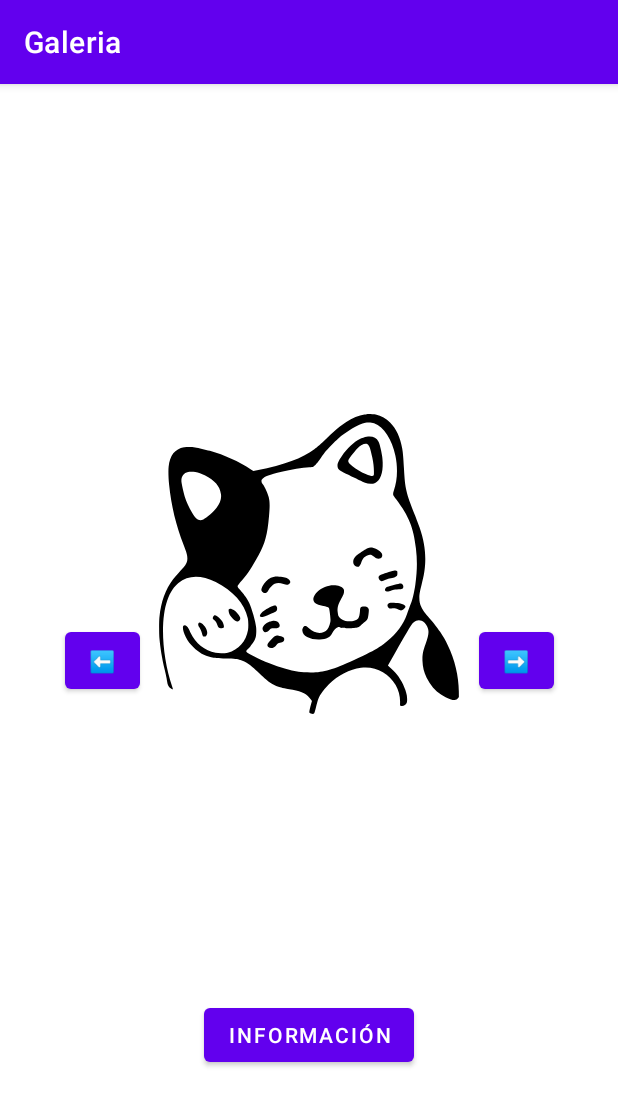
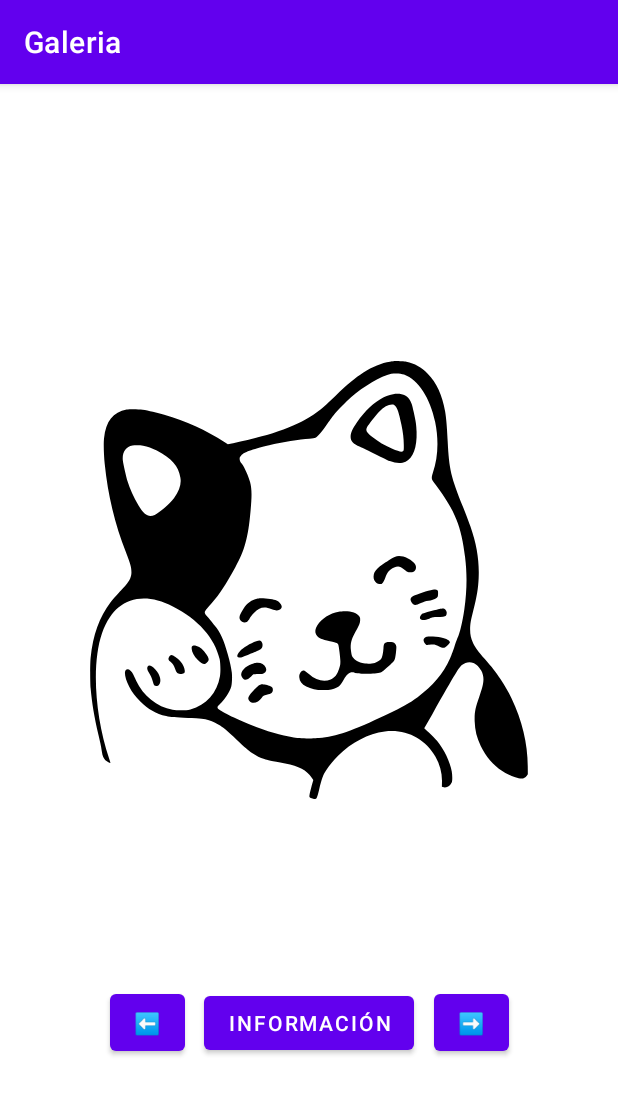
Before and after one commit to proberto666/Activities-P01, an Android app: the screen it shows after launch (MainActivity), after a tap on "⬅️", on a phone screen of 412 x 824 dp. Shown: the top 1106 px of the screen. Run offline under Robolectric (Android 15) with nearby library versions, the phone set to English and light mode, and no system bars; 1 statement that could not run was skipped.

Commit message:
Edición activity main

```diff
--- a/app/src/main/java/com/example/galeria/MainActivity.kt
+++ b/app/src/main/java/com/example/galeria/MainActivity.kt
@@ -1,70 +1,63 @@
 package com.example.galeria
 
+import android.content.Context
 import android.content.Intent
+import android.content.SharedPreferences
 import androidx.appcompat.app.AppCompatActivity
+import androidx.fragment.app.Fragment
 import android.os.Bundle
 import android.widget.Button
 import android.widget.ImageView
+import com.squareup.moshi.Moshi
+import com.squareup.moshi.addAdapter
+import java.lang.Exception
 
 class MainActivity : AppCompatActivity() {
 
+    private val PREF = "MY_PREFERENCES"
+    private val USR_FAV = "USR_FAVS"
+    private lateinit var preferences: SharedPreferences
     private lateinit var detalles: Array<Detalles>
+    private val moshi = Moshi.Builder().build()
+
 
     override fun onCreate(savedInstanceState: Bundle?) {
         super.onCreate(savedInstanceState)
         setContentView(R.layout.activity_main)
-        detalles=Detalles.listaImagenes
-        initView()
+        preferences = getSharedPreferences(PREF, Context.MODE_PRIVATE)
+        detalles=getFavPreferences()
+        supportFragmentManager.beginTransaction().add(R.id.container, GaleriaFragment().apply {
+            arguments = Bundle().apply {
+                putParcelableArray("lista", detalles)
+            }
+        }).commit()
     }
 
-    private lateinit var btnSiguiente:Button
-    private lateinit var btnAnterior:Button
-    private lateinit var btnInformacion:Button
-    private lateinit var imgViewer:ImageView
-
-    private fun initView(){
-        var i = 0;
-        btnAnterior = findViewById(R.id.btnAnterior)
-        btnSiguiente = findViewById(R.id.btnSiguiente)
-        btnInformacion=findViewById(R.id.btnInfo)
-        imgViewer = findViewById(R.id.imgView)
-
-        imgViewer.setImageResource(detalles[i].src!!.imagen)
-
-        btnAnterior.setOnClickListener {
-            i=ImagenAnterior(i)
-            imgViewer.setImageResource(detalles[i].src!!.imagen)
-        }
-
-        btnSiguiente.setOnClickListener {
-            i=ImagenSiguiente(i)
-            imgViewer.setImageResource(detalles[i].src!!.imagen)
-        }
-
-        btnInformacion.setOnClickListener {
-            startActivity(Intent(this, InformacionActivity::class.java).apply {
-                putExtra("detalleImagen", detalles[i])
-            })
+    fun replaceFragment(fragment: Fragment){
+        supportFragmentManager.beginTransaction().apply {
+            /*setCustomAnimations(
+                R.anim.slide_in_left,
+                R.anim.slide_in_right,
+                R.anim.slide_out_left,
+                R.anim.slide_out_right
+            )*/
+            replace(R.id.container, fragment)
+            addToBackStack(null)
+            commit()
         }
     }
 
-    private fun ImagenAnterior(i:Int):Int{
-        var k = i
-        if(k==0){
-            k=detalles.size-1
-        }else {
-            k -= 1
-        }
-        return k
+    fun saveFavPreferences(detalles: Array<Detalles>?=null){
+        preferences.edit().putString(USR_FAV, moshi.adapter(Array<Detalles>::class.java).toJson(detalles)).apply()
     }
 
-    private fun ImagenSiguiente(i:Int):Int{
-        var k = i
-        if(k==detalles.size-1){
-            k=0
-        }else {
-            k += 1
-        }
-        return k
-    }
+    fun getFavPreferences() =
+        preferences.getString(USR_FAV, null)?.let{
+            return@let try {
+                moshi.adapter(Detalles.listaImagenes::class.java).fromJson(it)
+            }catch (e: Exception){
+                Detalles.listaImagenes
+            }
+        }?:Detalles.listaImagenes
+
 }
--- a/app/src/main/res/layout/activity_main.xml
+++ b/app/src/main/res/layout/activity_main.xml
@@ -7,41 +7,14 @@
     android:layout_margin="30dp"
     tools:context=".MainActivity">
 
-    <ImageView
-        android:id="@+id/imgView"
-        android:layout_width="200dp"
-        android:layout_height="420dp"
-        android:src="@drawable/gatocam"
+    <androidx.fragment.app.FragmentContainerView
+        android:id="@+id/container"
+        android:layout_width="match_parent"
+        android:layout_height="0dp"
+        android:layout_weight="1"
         app:layout_constraintTop_toTopOf="parent"
-        app:layout_constraintBottom_toTopOf="@id/btnInfo"
-        app:layout_constraintStart_toEndOf="@id/btnAnterior"
-        app:layout_constraintEnd_toStartOf="@id/btnSiguiente"/>
-    <Button
-        android:id="@+id/btnAnterior"
-        android:text="@string/btn_anterior"
-        android:layout_width="50dp"
-        android:layout_height="50dp"
-        app:layout_constraintStart_toStartOf="parent"
-        app:layout_constraintEnd_toStartOf="@id/imgView"
-        app:layout_constraintTop_toTopOf="parent"
-        app:layout_constraintBottom_toBottomOf="parent"/>
-    <Button
-        android:id="@+id/btnSiguiente"
-        android:text="@string/btn_siguiente"
-        android:layout_width="50dp"
-        android:layout_height="50dp"
-        app:layout_constraintStart_toEndOf="@id/imgView"
+        app:layout_constraintBottom_toBottomOf="parent"
         app:layout_constraintEnd_toEndOf="parent"
-        app:layout_constraintTop_toTopOf="parent"
-        app:layout_constraintBottom_toBottomOf="parent"/>
-    <Button
-        android:id="@+id/btnInfo"
-        android:text="@string/btn_info"
-        android:layout_width="wrap_content"
-        android:layout_height="wrap_content"
-        app:layout_constraintBottom_toBottomOf="parent"
-        app:layout_constraintStart_toStartOf="@id/imgView"
-        app:layout_constraintEnd_toEndOf="@id/imgView"
-        app:layout_constraintTop_toBottomOf="@id/imgView"/>
+        app:layout_constraintStart_toStartOf="parent"/>
 
 </androidx.constraintlayout.widget.ConstraintLayout>
```
